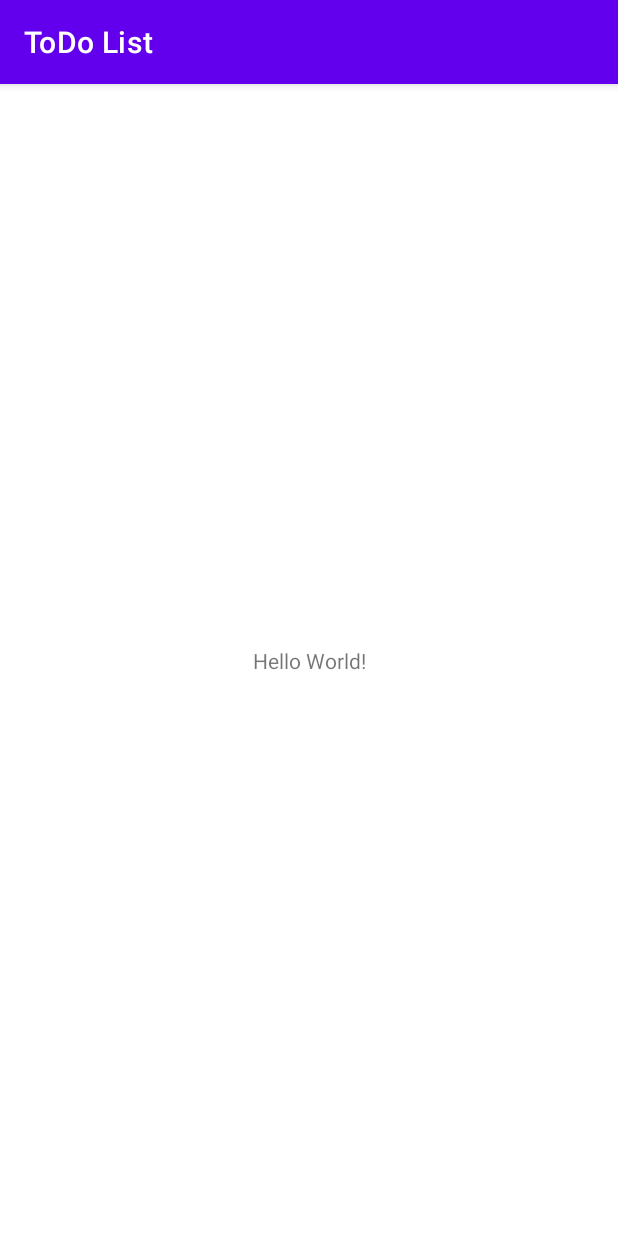
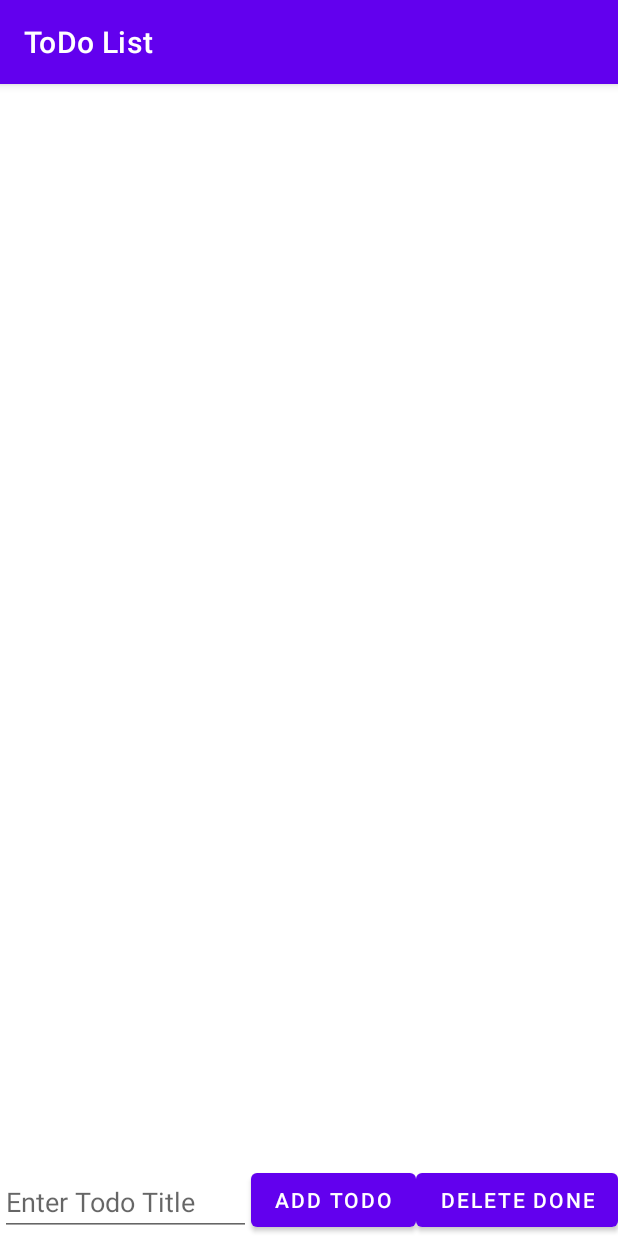
Before and after one commit to yoolen/ToDoList, an Android app: the screen it shows after launch (MainActivity), on a phone screen of 412 x 824 dp. Run offline under Robolectric (Android 15) with nearby library versions, the phone set to English and light mode, and no system bars.

```diff
--- a/app/build.gradle
+++ b/app/build.gradle
@@ -1,6 +1,7 @@
 plugins {
     id 'com.android.application'
     id 'org.jetbrains.kotlin.android'
+    id 'kotlin-android-extensions'
 }
 
 android {
--- a/app/src/main/java/com/example/todolist/MainActivity.kt
+++ b/app/src/main/java/com/example/todolist/MainActivity.kt
@@ -2,10 +2,32 @@ package com.example.todolist
 
 import androidx.appcompat.app.AppCompatActivity
 import android.os.Bundle
+import androidx.recyclerview.widget.LinearLayoutManager
+import kotlinx.android.synthetic.main.activity_main.*
 
 class MainActivity : AppCompatActivity() {
+
+    private lateinit var todoAdapter: TodoAdapter
+
     override fun onCreate(savedInstanceState: Bundle?) {
         super.onCreate(savedInstanceState)
         setContentView(R.layout.activity_main)
+        todoAdapter = TodoAdapter(mutableListOf())
+
+        rvTodoItems.adapter = todoAdapter
+        rvTodoItems.layoutManager = LinearLayoutManager(this)
+
+        btnAddTodo.setOnClickListener {
+            val todoTitle = etTodoTitle.text.toString()
+            if(todoTitle.isNotEmpty()) {
+                val todo = Todo(todoTitle)
+                todoAdapter.addTodo(todo)
+                etTodoTitle.text.clear()
+            }
+        }
+
+        btnDeleteDoneTodos.setOnClickListener {
+            todoAdapter.deleteDoneTodos()
+        }
     }
 }
--- /dev/null
+++ b/app/src/main/java/com/example/todolist/Todo.kt
@@ -0,0 +1,6 @@
+package com.example.todolist
+
+data class Todo (
+    val title: String,
+    var checked: Boolean = false,
+)
--- a/app/src/main/res/layout/activity_main.xml
+++ b/app/src/main/res/layout/activity_main.xml
@@ -6,13 +6,37 @@
     android:layout_height="match_parent"
     tools:context=".MainActivity">
 
-    <TextView
-        android:layout_width="wrap_content"
-        android:layout_height="wrap_content"
-        android:text="Hello World!"
-        app:layout_constraintBottom_toBottomOf="parent"
+    <androidx.recyclerview.widget.RecyclerView
+        android:id="@+id/rvTodoItems"
+        android:layout_width="match_parent"
+        android:layout_height="0dp"
+        app:layout_constraintBottom_toTopOf="@+id/btnAddTodo"
         app:layout_constraintEnd_toEndOf="parent"
         app:layout_constraintStart_toStartOf="parent"
         app:layout_constraintTop_toTopOf="parent" />
 
+    <EditText
+        android:id="@+id/etTodoTitle"
+        android:layout_width="0dp"
+        android:layout_height="wrap_content"
+        android:hint="Enter Todo Title"
+        app:layout_constraintBottom_toBottomOf="parent"
+        app:layout_constraintEnd_toStartOf="@+id/btnAddTodo"
+        app:layout_constraintStart_toStartOf="parent" />
+
+    <Button
+        android:id="@+id/btnAddTodo"
+        android:layout_width="wrap_content"
+        android:layout_height="wrap_content"
+        android:text="Add Todo"
+        app:layout_constraintBottom_toBottomOf="parent"
+        app:layout_constraintEnd_toStartOf="@+id/btnDeleteDoneTodos" />
+
+    <Button
+        android:id="@+id/btnDeleteDoneTodos"
+        android:layout_width="wrap_content"
+        android:layout_height="wrap_content"
+        android:text="Delete Done"
+        app:layout_constraintBottom_toBottomOf="parent"
+        app:layout_constraintEnd_toEndOf="parent" />
 </androidx.constraintlayout.widget.ConstraintLayout>
```
Also changed, not shown: app/src/main/java/com/example/todolist/TodoAdapter.kt (added, +62 -0 lines), app/src/main/res/layout/item_todo.xml (added, +29 -0 lines).
